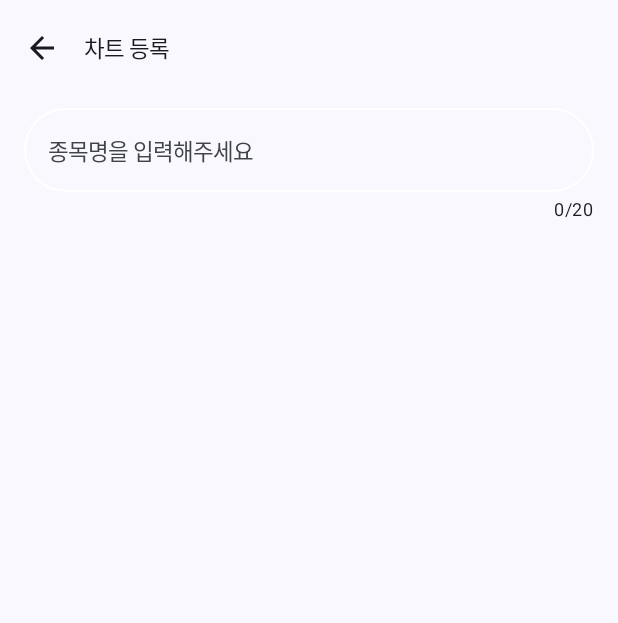
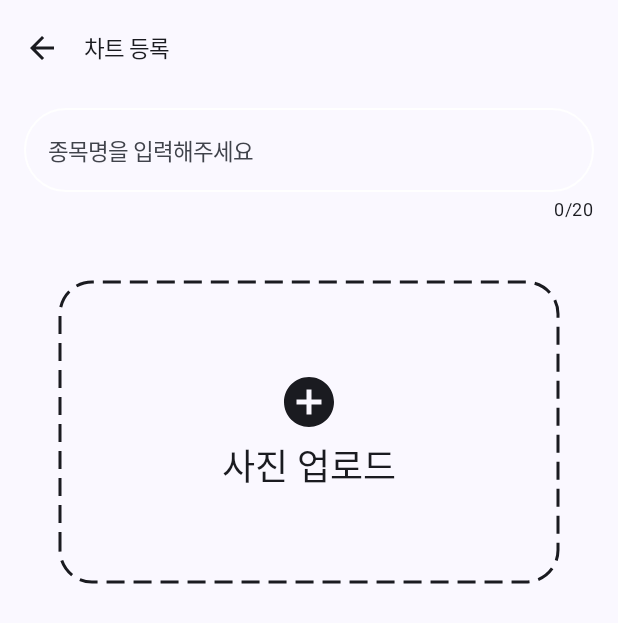
Before and after one commit to jonghyun0832/AntHelper, an Android app built with Jetpack Compose: the chart_enroll screen opened through its navigation route, on a phone screen of 412 x 824 dp. Shown: the top 623 px of the screen. Run offline under Robolectric (Android 15) with nearby library versions, the phone set to English and light mode, and no system bars; our stand-ins replace Dagger/Hilt's generated code; Roboto replaces fonts that are not available here.

Commit message:
Add Image Upload Component

```diff
--- a/presentation/src/main/java/com/example/presentation/ui/chart/ChartEnrollScreen.kt
+++ b/presentation/src/main/java/com/example/presentation/ui/chart/ChartEnrollScreen.kt
@@ -14,6 +14,7 @@ import androidx.hilt.navigation.compose.hiltViewModel
 import androidx.navigation.NavHostController
 import com.example.presentation.model.ChartModel
 import com.example.presentation.theme.Dimens
+import com.example.presentation.ui.component.button.DashedUploadButton
 import com.example.presentation.ui.component.textfield.OutlinedSingleTextField
 import com.example.presentation.viewmodel.chart.ChartEnrollViewModel
 
@@ -34,6 +35,10 @@ fun ChartEnrollScreen(
             labelString = "종목명을 입력해주세요",
             maxLength = 20
         )
-        Spacer(modifier = Modifier.height(Dimens.PaddingLarge))
+        Spacer(modifier = Modifier.height(Dimens.PaddingExtraLarge))
+        DashedUploadButton(
+            text = "사진 업로드",
+            onClick = {} // TODO : 사진 업로드 로직 구현
+        )
     }
 }
--- /dev/null
+++ b/presentation/src/main/java/com/example/presentation/ui/component/button/DashedUploadButton.kt
@@ -0,0 +1,93 @@
+package com.example.presentation.ui.component.button
+
+import androidx.compose.foundation.clickable
+import androidx.compose.foundation.layout.Box
+import androidx.compose.foundation.layout.Column
+import androidx.compose.foundation.layout.Spacer
+import androidx.compose.foundation.layout.fillMaxWidth
+import androidx.compose.foundation.layout.height
+import androidx.compose.foundation.layout.padding
+import androidx.compose.foundation.layout.width
+import androidx.compose.material.icons.Icons
+import androidx.compose.material.icons.filled.AddCircle
+import androidx.compose.material3.Icon
+import androidx.compose.material3.MaterialTheme
+import androidx.compose.material3.Surface
+import androidx.compose.material3.Text
+import androidx.compose.runtime.Composable
+import androidx.compose.ui.Alignment
+import androidx.compose.ui.Modifier
+import androidx.compose.ui.draw.drawBehind
+import androidx.compose.ui.geometry.CornerRadius
+import androidx.compose.ui.graphics.Paint
+import androidx.compose.ui.graphics.PaintingStyle
+import androidx.compose.ui.graphics.PathEffect
+import androidx.compose.ui.graphics.drawscope.Stroke
+import androidx.compose.ui.tooling.preview.Preview
+import androidx.compose.ui.unit.dp
+import com.example.presentation.theme.AntHelperTheme
+import com.example.presentation.theme.Dimens
+
+@Composable
+fun DashedUploadButton(
+    text: String,
+    onClick: () -> Unit
+) {
+    val borderColor = MaterialTheme.colorScheme.onBackground
+    Box(
+        modifier = Modifier
+            .fillMaxWidth()
+            .height(200.dp)
+            .padding(horizontal = Dimens.PaddingExtraLarge)
+            .drawBehind {
+                val strokeWidth = 2.dp.toPx()
+                val dashWidth = 12.dp.toPx()
+                val dashGap = 6.dp.toPx()
+
+                val paint = Paint().apply {
+                    color = borderColor
+                    style = PaintingStyle.Stroke
+                    this.strokeWidth = strokeWidth
+                    pathEffect = PathEffect.dashPathEffect(floatArrayOf(dashWidth, dashGap), 0f)
+                }
+
+                drawRoundRect(
+                    color = borderColor,
+                    size = size,
+                    cornerRadius = CornerRadius(32f, 32f),
+                    style = Stroke(width = strokeWidth, pathEffect = paint.pathEffect)
+                )
+            }
+            .clickable { onClick() },
+        contentAlignment = Alignment.Center
+    ) {
+        Column(
+            horizontalAlignment = Alignment.CenterHorizontally
+        ) {
+            Icon(
+                imageVector = Icons.Default.AddCircle,
+                contentDescription = "Add Image Icon",
+                modifier = Modifier
+                    .width(40.dp)
+                    .height(40.dp)
+            )
+            Spacer(modifier = Modifier.height(Dimens.PaddingExtraSmall))
+            Text(
+                text = text,
+                style = MaterialTheme.typography.displaySmall,
+            )
+        }
+    }
+}
+
+@Preview
+@Composable
+fun PreviewDashedUploadButton() {
+    AntHelperTheme {
+        Surface(
+            color = MaterialTheme.colorScheme.background
+        ) {
+            DashedUploadButton("test") { }
+        }
+    }
+}
```
